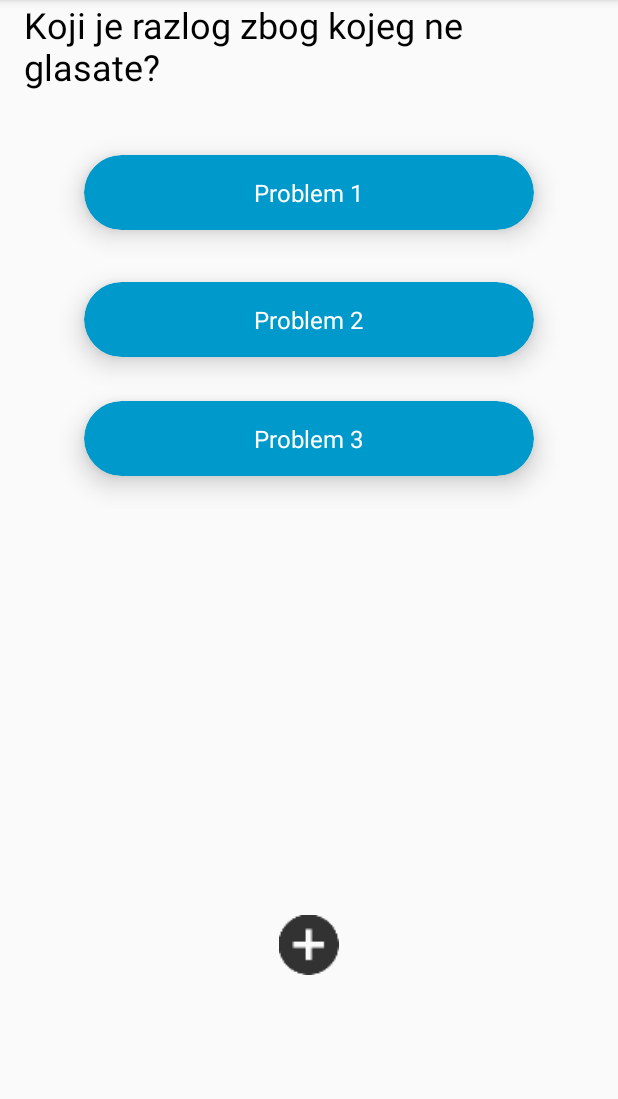
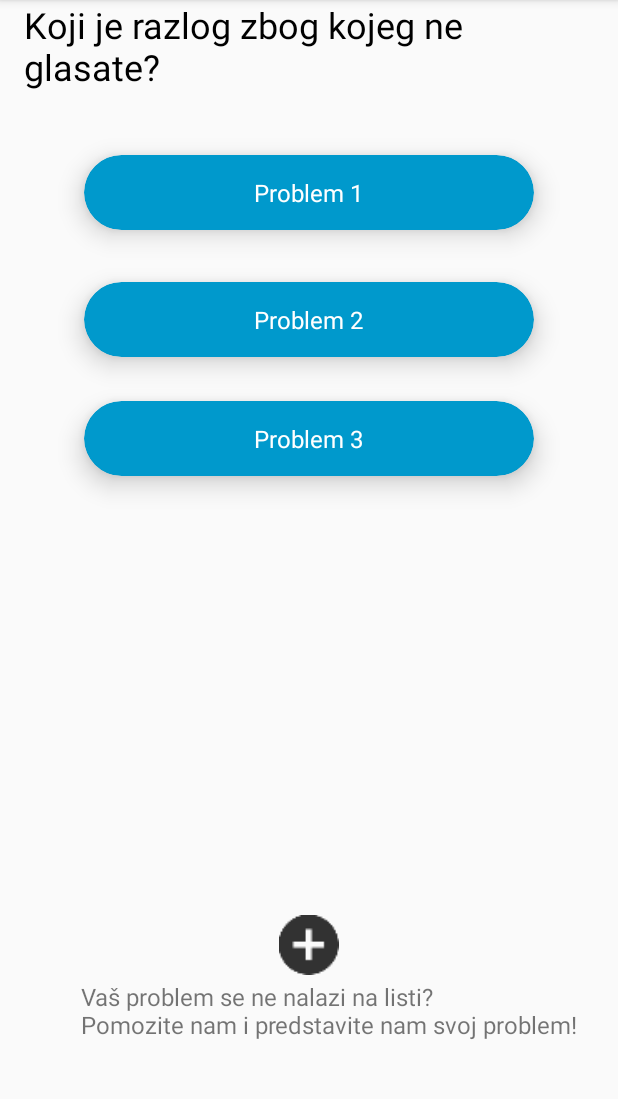
Before and after one commit to OgiVanKenobi/Code-to-Vote, an Android app: the screen it shows after launch (MainActivity), on a phone screen of 412 x 824 dp, the part 84-1183 px from its top. Run offline under Robolectric (Android 15) with nearby library versions, the phone set to English and light mode, and no system bars.

Commit message:
--Layouts fixed

```diff
--- a/app/src/main/java/com/example/android/codetovote/activity/LoginActivity.java
+++ b/app/src/main/java/com/example/android/codetovote/activity/LoginActivity.java
@@ -27,7 +27,7 @@ public class LoginActivity extends Activity {
         int width = dm.widthPixels;
         int height = dm.heightPixels;
 
-        getWindow().setLayout((int) (width *.8), (int) (height * .8));
+        getWindow().setLayout((int) (width *.9), (int) (height * .9));
 
         registerLink.setOnClickListener(new View.OnClickListener() {
             @Override
--- a/app/src/main/java/com/example/android/codetovote/activity/RegisterActivity.java
+++ b/app/src/main/java/com/example/android/codetovote/activity/RegisterActivity.java
@@ -28,7 +28,7 @@ public class RegisterActivity extends Activity {
         int width = dm.widthPixels;
         int height = dm.heightPixels;
 
-        getWindow().setLayout((int) (width *.8), (int) (height * .8));
+        getWindow().setLayout((int) (width *.9), (int) (height * .9));
 
         backDugmeNaLogin.setOnClickListener(new View.OnClickListener() {
             @Override
--- a/app/src/main/res/layout/activity_main.xml
+++ b/app/src/main/res/layout/activity_main.xml
@@ -112,6 +112,21 @@
             android:layout_marginBottom="118dp"
             android:src="@drawable/add_question"/>
 
+        <TextView
+            android:id="@+id/textView2"
+            android:layout_width="wrap_content"
+            android:layout_height="wrap_content"
+            android:layout_alignParentEnd="true"
+            android:layout_alignParentRight="true"
+            android:layout_alignParentBottom="true"
+            android:layout_centerHorizontal="true"
+            android:layout_marginLeft="16dp"
+            android:layout_marginEnd="27dp"
+            android:layout_marginRight="27dp"
+            android:layout_marginBottom="74dp"
+            android:text="Vaš problem se ne nalazi na listi? \nPomozite nam i predstavite nam svoj problem!"
+            android:textSize="16sp" />
+
 
     </RelativeLayout>
 </android.support.constraint.ConstraintLayout>
```
Also changed, not shown: app/src/main/res/layout/activity_register.xml (+10 -7 lines).
